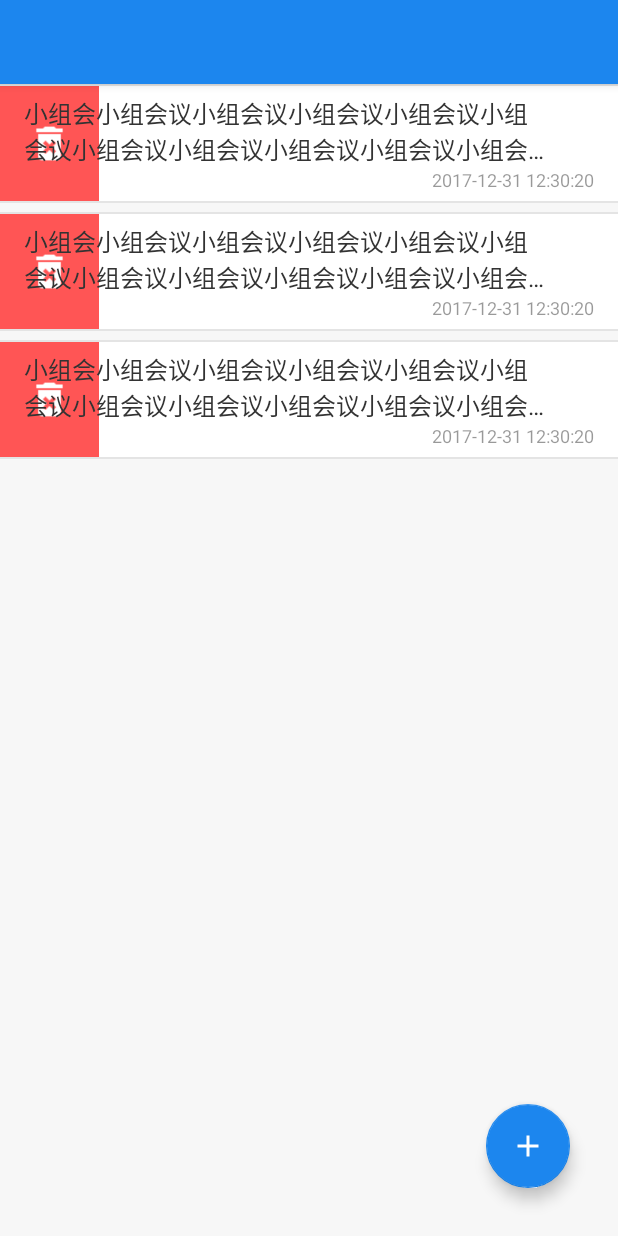
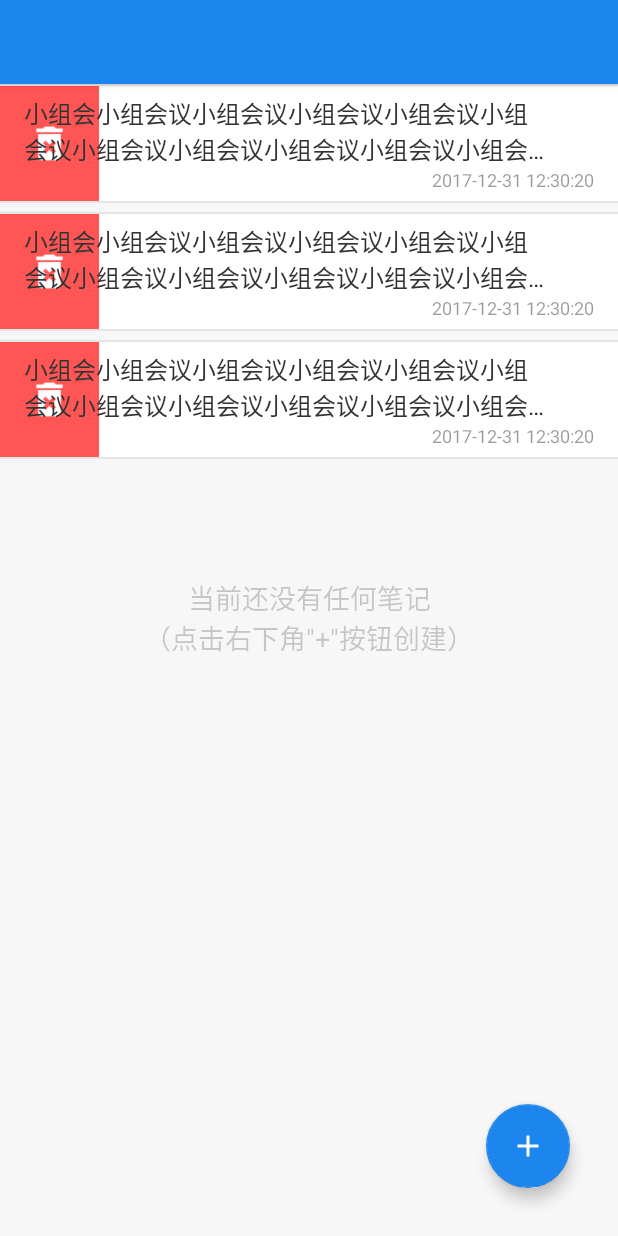
Before and after one commit to hahafather007/VoiceToText, an Android app: the layout activity_home.xml on its own in the app's theme, with its tools: preview values and no code run, on a phone screen of 412 x 824 dp. Run offline under Robolectric (Android 15) with nearby library versions, the phone set to English and light mode, and no system bars; plain views replace SwipeLayout.

Commit message:
优化了一点用户体验

```diff
--- a/app/src/main/res/layout/activity_home.xml
+++ b/app/src/main/res/layout/activity_home.xml
@@ -43,6 +43,19 @@
             app:onBindItem="@{activity::onBindItem}"
             tools:listitem="@layout/item_voice_note" />
 
+        <TextView
+            android:layout_width="wrap_content"
+            android:layout_height="wrap_content"
+            android:gravity="center"
+            android:text="@string/text_no_item"
+            android:textColor="#33000000"
+            android:textSize="18sp"
+            app:layout_constraintBottom_toBottomOf="parent"
+            app:layout_constraintEnd_toEndOf="parent"
+            app:layout_constraintStart_toStartOf="parent"
+            app:layout_constraintTop_toTopOf="parent"
+            app:visible="@{viewModel.notes.isEmpty}" />
+
         <android.support.design.widget.FloatingActionButton
             android:layout_width="56dp"
             android:layout_height="56dp"
--- a/app/src/main/res/values/strings.xml
+++ b/app/src/main/res/values/strings.xml
@@ -21,4 +21,5 @@
     <string name="text_keep_screen_on">录音过程请务必让屏幕处于亮屏状态，防止被系统误杀！！！</string>
     <string name="text_say_nothing">你好像什么都没有说</string>
     <string name="text_tap_to_start">点击右上角"话筒"图标开始进行文字转写</string>
+    <string name="text_no_item">当前还没有任何笔记\n（点击右下角\"+\"按钮创建）</string>
 </resources>
```
